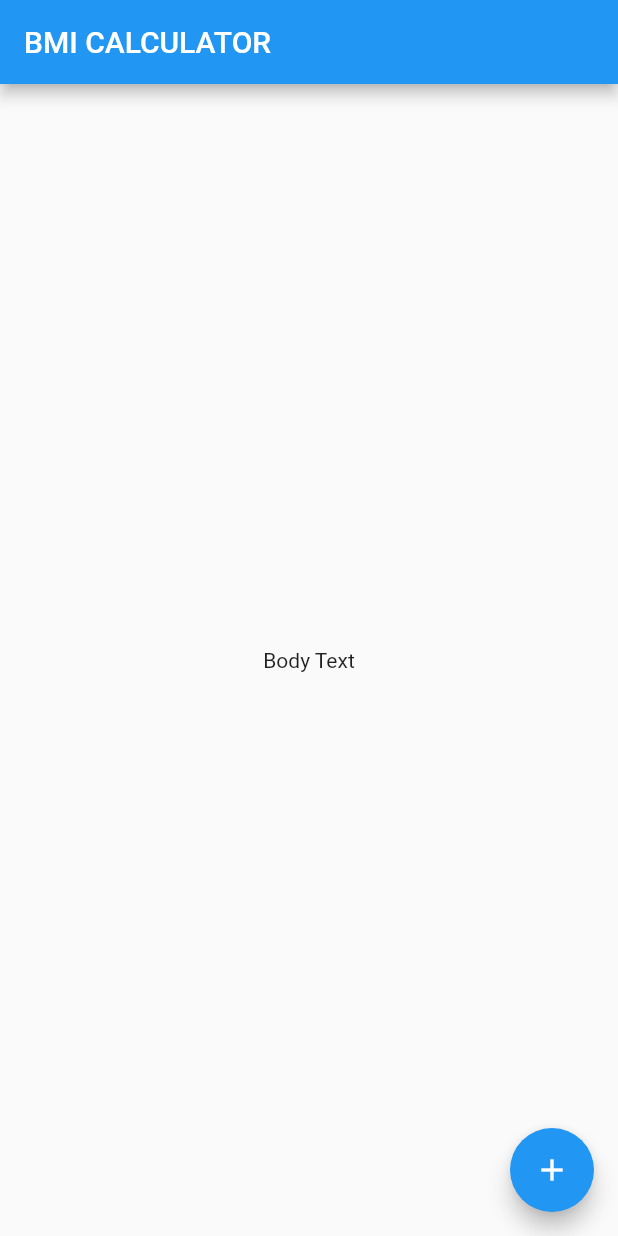
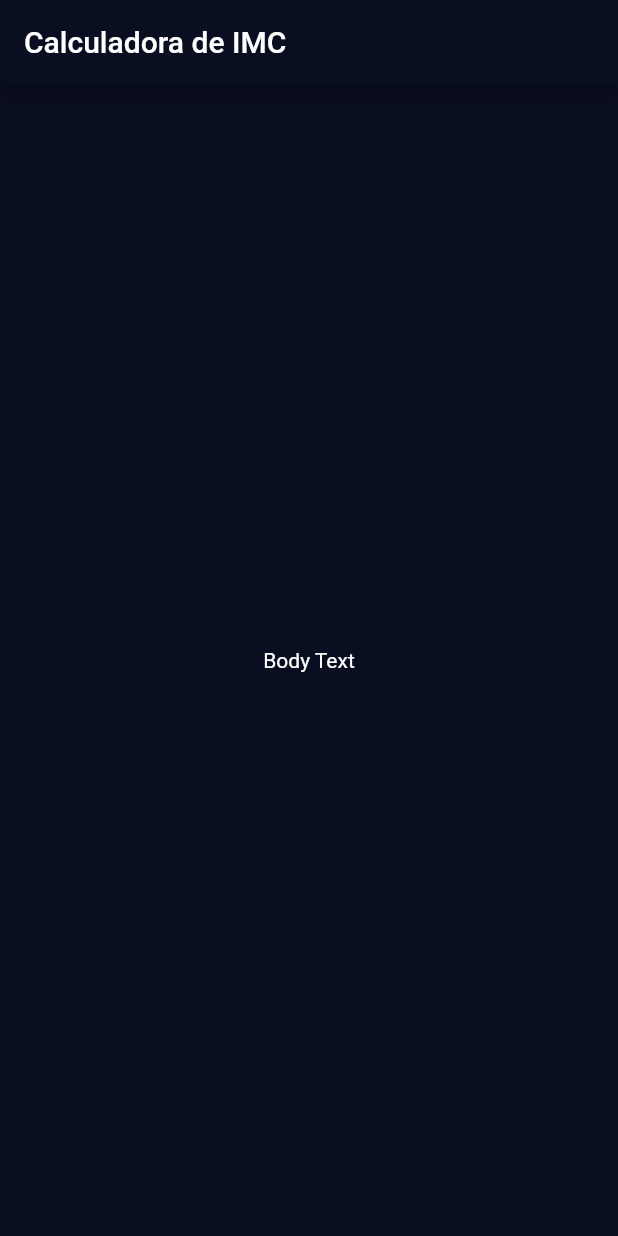
Before and after one commit to AndressaTancredi/BMI-Calculator, a Flutter app: the screen it shows after launch, on a phone screen of 412 x 824 dp. Run offline on Flutter 3.47's test engine with Material 2 defaults, Android fonts, the phone set to English and light mode, and no system bars.

Commit message:
create ThemeData

```diff
--- /dev/null
+++ b/lib/imput_page.dart
@@ -0,0 +1,20 @@
+import 'package:flutter/material.dart';
+
+class InputPage extends StatefulWidget {
+  @override
+  _InputPageState createState() => _InputPageState();
+}
+
+class _InputPageState extends State<InputPage> {
+  @override
+  Widget build(BuildContext context) {
+    return Scaffold(
+      appBar: AppBar(
+        title: Text('Calculadora de IMC'),
+      ),
+      body: Center(
+        child: Text('Body Text'),
+      ),
+    );
+  }
+}
--- a/lib/main.dart
+++ b/lib/main.dart
@@ -1,4 +1,5 @@
 import 'package:flutter/material.dart';
+import 'imput_page.dart';
 
 void main() => runApp(BMICalculator());
 
@@ -6,29 +7,14 @@ class BMICalculator extends StatelessWidget {
   @override
   Widget build(BuildContext context) {
     return MaterialApp(
+      theme: ThemeData.dark().copyWith(
+        appBarTheme: ThemeData.dark().appBarTheme.copyWith(
+              backgroundColor: Color(0XFF0A0E21),
+            ),
+        scaffoldBackgroundColor: Color(0XFF0A0E21),
+        textTheme: TextTheme(bodyText1: TextStyle(color: Colors.white)),
+      ),
       home: InputPage(),
     );
   }
 }
-
-class InputPage extends StatefulWidget {
-  @override
-  _InputPageState createState() => _InputPageState();
-}
-
-class _InputPageState extends State<InputPage> {
-  @override
-  Widget build(BuildContext context) {
-    return Scaffold(
-      appBar: AppBar(
-        title: Text('BMI CALCULATOR'),
-      ),
-      body: Center(
-        child: Text('Body Text'),
-      ),
-      floatingActionButton: FloatingActionButton(
-        child: Icon(Icons.add),
-      ),
-    );
-  }
-}
```
Also changed, not shown: 6 other files.
